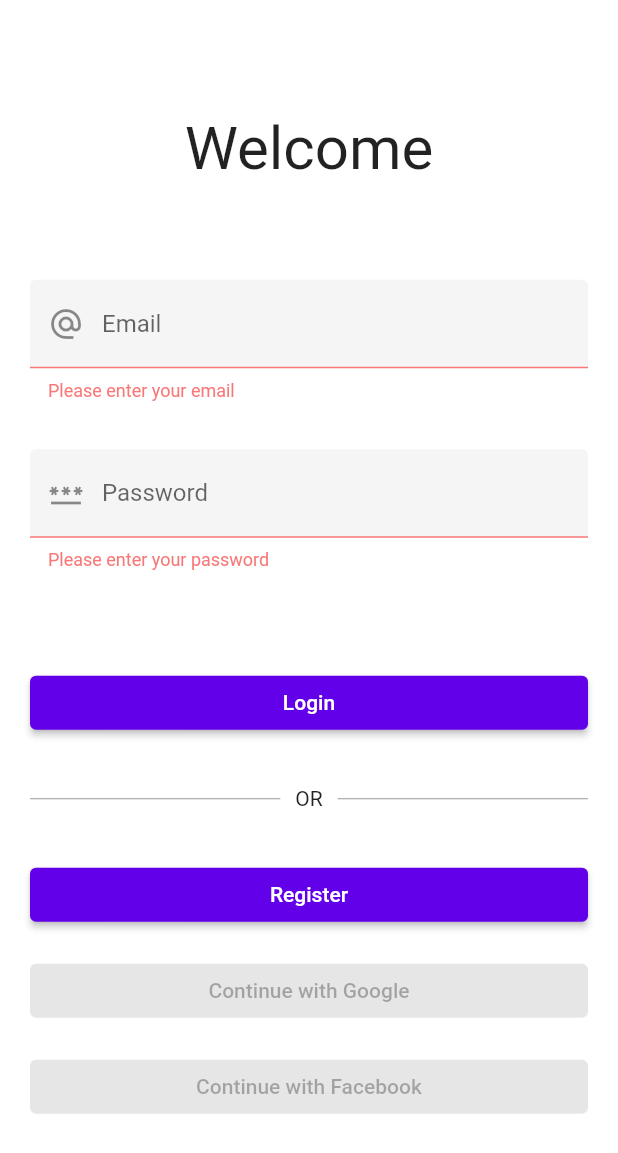
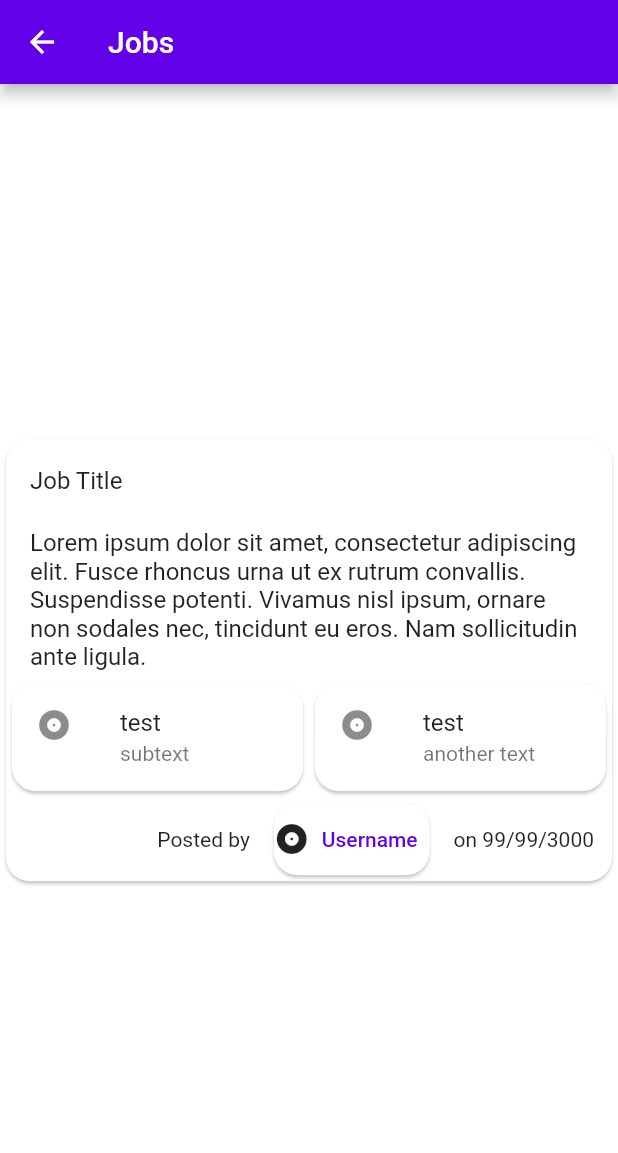
Before and after one commit to PC-Chair-Fight/project-frontend, a Flutter app: the screen it shows after launch, after a tap on "Login", on a phone screen of 412 x 824 dp. Shown: the top 1153 px of the screen. Run offline on Flutter 3.47's test engine with Material 2 defaults, Android fonts, the phone set to English and light mode, and no system bars; our stand-ins replace dio, get_it, shared_preferences.

Commit message:
Initial commit

```diff
--- a/lib/app.dart
+++ b/lib/app.dart
@@ -2,6 +2,7 @@ import 'package:flutter/material.dart';
 import 'package:project/config/theme.config.dart';
 import 'package:project/modules/auth/screens/login.screen.dart';
 import 'package:project/modules/auth/screens/register.screen.dart';
+import 'package:project/modules/job/screens/main.screen.dart';
 
 class App extends StatelessWidget {
   const App({Key? key}) : super(key: key);
@@ -12,7 +13,8 @@ class App extends StatelessWidget {
       title: 'Project', // TODO - Internationalize using intl
       routes: {
         LoginScreen.route: (context) => LoginScreen(),
-        RegisterScreen.route: (context) => RegisterScreen()
+        RegisterScreen.route: (context) => RegisterScreen(),
+        JobMainScreen.route: (context) => JobMainScreen()
       },
       initialRoute: LoginScreen.route,
       theme: ThemeConfig.of(context)!.buildThemeData(),
--- a/lib/modules/auth/widgets/login.widget.dart
+++ b/lib/modules/auth/widgets/login.widget.dart
@@ -2,6 +2,7 @@ import 'package:flutter/material.dart';
 import 'package:project/config/theme.config.dart';
 import 'package:project/modules/auth/providers/auth.provider.dart';
 import 'package:project/modules/auth/screens/register.screen.dart';
+import 'package:project/modules/job/screens/main.screen.dart';
 import 'package:project/modules/shared/utils/validators.utils.dart';
 import 'package:provider/provider.dart';
 
@@ -100,9 +101,10 @@ class LoginState extends State<Login> {
               child: ElevatedButton(
                 onPressed: () {
                   // Validate returns true if the form is valid, or false otherwise.
-                  if (_formKey.currentState!.validate()) {
-                    login();
-                  }
+                  // if (_formKey.currentState!.validate()) {
+                  //   login();
+                  // }
+                  Navigator.pushNamed(context, JobMainScreen.route);
                 },
                 child: const Text('Login'),
               ),
--- /dev/null
+++ b/lib/modules/job/screens/main.screen.dart
@@ -0,0 +1,18 @@
+import 'package:flutter/material.dart';
+import 'package:flutter/widgets.dart';
+import 'package:project/modules/job/widgets/main.widget.dart';
+
+class JobMainScreen extends StatelessWidget {
+  static const String route = '/main';
+
+  const JobMainScreen({Key? key}) : super(key: key);
+
+  @override
+  Widget build(BuildContext context) {
+    return Scaffold(
+      body: Center(
+        child: JobMainWidget(),
+      ),
+    );
+  }
+}
--- /dev/null
+++ b/lib/modules/job/widgets/jobCard.widget.dart
@@ -0,0 +1,106 @@
+import 'package:flutter/cupertino.dart';
+import 'package:flutter/material.dart';
+
+class JobCardWidget extends StatefulWidget{
+  @override
+  State<StatefulWidget> createState() {
+    return JobCard();
+  }
+
+}
+
+class JobCard extends State<JobCardWidget> {
+  static const String fillerText = 'Lorem ipsum dolor sit amet, consectetur adipiscing elit. '
+      'Fusce rhoncus urna ut ex rutrum convallis. Suspendisse potenti. Vivamus nisl ipsum, '
+      'ornare non sodales nec, tincidunt eu eros. Nam sollicitudin ante ligula. ';
+
+  @override
+  Widget build(BuildContext context) {
+    return Center(
+      child: Card(
+        child: Column(
+          mainAxisSize: MainAxisSize.min,
+          children: <Widget>[
+            const ListTile(
+              title: Text('Job Title'),
+            ),
+            const ListTile(
+              title: Text(
+                fillerText,
+                textAlign: TextAlign.left,
+              )
+            ),
+            Row(
+              mainAxisAlignment: MainAxisAlignment.center,
+              mainAxisSize: MainAxisSize.max,
+              children: <Widget>[
+                Expanded(child:
+                  InkWell(
+                    splashColor: Colors.blue.withAlpha(30),
+                    onTap: () {
+                      print('Card tapped.');
+                    },
+                    child: Card(
+                      child: ListTile(
+                        leading: Icon(Icons.album),
+                        title: Text("test"),
+                        subtitle: Text("subtext"),
+                      ),
+                    ),
+                  )
+                ),
+                Expanded(
+                  child: InkWell(
+                    onTap: (){
+                      print('Another card tapped.');
+                    },
+                    child: Card(
+                      child: ListTile(
+                        leading: Icon(Icons.album),
+                        title: Text("test"),
+                        subtitle: Text("another text"),
+                      ),
+                    ),
+                  ),
+
+                )
+
+                ],
+              ),
+            Row(
+              mainAxisAlignment: MainAxisAlignment.end,
+              children: [
+                Text(
+                  "Posted by"
+                ),
+                SizedBox(width: 12,),
+                Card(
+                  child: Row(
+                    mainAxisSize: MainAxisSize.min,
+                    children: [
+                      Icon(Icons.album),
+                      TextButton(
+                          onPressed: (){
+                            print("Poster name clicked");
+                          },
+                          child: Text(
+                            "Username"
+                          )
+                      )
+                    ],
+                  ),
+                ),
+                SizedBox(width: 12,),
+                Text(
+                  "on 99/99/3000"
+                ),
+                SizedBox(width: 12,),
+              ],
+            )
+            ]
+          )
+        )
+    );
+  }
+
+}
--- /dev/null
+++ b/lib/modules/job/widgets/main.widget.dart
@@ -0,0 +1,24 @@
+import 'package:flutter/material.dart';
+import 'package:flutter/widgets.dart';
+import 'package:project/modules/job/widgets/jobCard.widget.dart';
+
+class JobMainWidget extends StatefulWidget {
+  @override
+  JobMainState createState() {
+    return JobMainState();
+  }
+
+}
+
+class JobMainState extends State<JobMainWidget> {
+  @override
+  Widget build(BuildContext context) {
+    return Scaffold(
+      appBar: AppBar(
+        title: Text("Jobs"),
+      ),
+      body: JobCardWidget(),
+    );
+  }
+
+}
```
Also changed, not shown: 1 other file.
